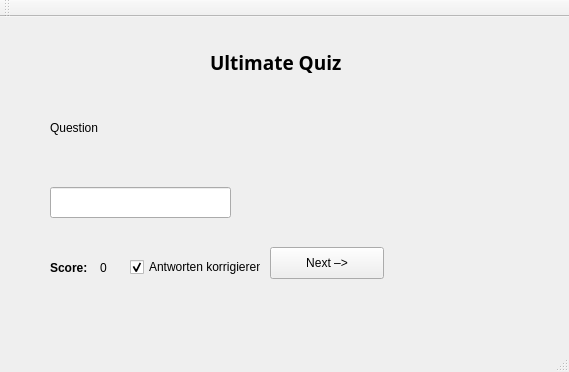
This is mainwindow.ui in xnumad/new-quiz as Qt 5 draws it before an edit. The edited form follows.
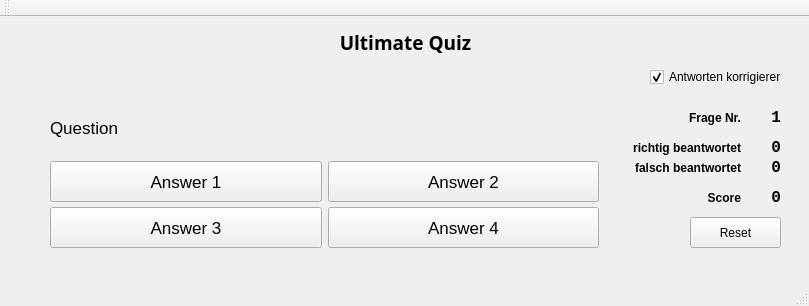
This is the edited form.

Diff of the .ui file:
```diff
--- a/mainwindow.ui
+++ b/mainwindow.ui
@@ -6,8 +6,8 @@
    <rect>
     <x>0</x>
     <y>0</y>
-    <width>569</width>
-    <height>372</height>
+    <width>809</width>
+    <height>306</height>
    </rect>
   </property>
   <property name="windowTitle">
@@ -17,9 +17,9 @@
    <widget class="QLabel" name="lbl_score">
     <property name="geometry">
      <rect>
-      <x>50</x>
-      <y>240</y>
-      <width>51</width>
+      <x>630</x>
+      <y>170</y>
+      <width>111</width>
       <height>21</height>
      </rect>
     </property>
@@ -31,64 +31,63 @@
      </font>
     </property>
     <property name="text">
-     <string>Score:</string>
+     <string>Score</string>
     </property>
-   </widget>
-   <widget class="QPushButton" name="btn_next">
-    <property name="geometry">
-     <rect>
-      <x>270</x>
-      <y>230</y>
-      <width>114</width>
-      <height>32</height>
-     </rect>
+    <property name="alignment">
+     <set>Qt::AlignRight|Qt::AlignTrailing|Qt::AlignVCenter</set>
     </property>
-    <property name="text">
-     <string>Next –&gt;</string>
-    </property>
    </widget>
    <widget class="QLabel" name="lbl_question">
     <property name="geometry">
      <rect>
       <x>50</x>
-      <y>70</y>
-      <width>411</width>
-      <height>81</height>
+      <y>50</y>
+      <width>551</width>
+      <height>71</height>
      </rect>
     </property>
+    <property name="font">
+     <font>
+      <pointsize>13</pointsize>
+     </font>
+    </property>
     <property name="text">
      <string>Question</string>
     </property>
+    <property name="alignment">
+     <set>Qt::AlignBottom|Qt::AlignJustify</set>
+    </property>
    </widget>
-   <widget class="QLineEdit" name="txt_eingabe">
+   <widget class="QLabel" name="lblScoreValue">
     <property name="geometry">
      <rect>
-      <x>50</x>
+      <x>740</x>
       <y>170</y>
-      <width>181</width>
-      <height>31</height>
-     </rect>
-    </property>
-   </widget>
-   <widget class="QLabel" name="lbl_score_value">
-    <property name="geometry">
-     <rect>
-      <x>100</x>
-      <y>240</y>
-      <width>61</width>
+      <width>41</width>
       <height>21</height>
      </rect>
     </property>
+    <property name="font">
+     <font>
+      <family>Consolas</family>
+      <pointsize>12</pointsize>
+      <weight>75</weight>
+      <bold>true</bold>
+     </font>
+    </property>
     <property name="text">
      <string>0</string>
     </property>
+    <property name="alignment">
+     <set>Qt::AlignRight|Qt::AlignTrailing|Qt::AlignVCenter</set>
+    </property>
    </widget>
    <widget class="QLabel" name="lbl_title">
     <property name="geometry">
      <rect>
-      <x>210</x>
-      <y>30</y>
-      <width>161</width>
+      <x>20</x>
+      <y>10</y>
+      <width>771</width>
       <height>31</height>
      </rect>
     </property>
@@ -103,12 +102,15 @@
     <property name="text">
      <string>Ultimate Quiz</string>
     </property>
+    <property name="alignment">
+     <set>Qt::AlignCenter</set>
+    </property>
    </widget>
    <widget class="QCheckBox" name="chk_correctAnswers">
     <property name="geometry">
      <rect>
-      <x>130</x>
-      <y>240</y>
+      <x>650</x>
+      <y>50</y>
       <width>131</width>
       <height>20</height>
      </rect>
@@ -120,6 +122,235 @@
      <bool>true</bool>
     </property>
    </widget>
+   <widget class="QPushButton" name="btnReset">
+    <property name="geometry">
+     <rect>
+      <x>690</x>
+      <y>200</y>
+      <width>91</width>
+      <height>31</height>
+     </rect>
+    </property>
+    <property name="text">
+     <string>Reset</string>
+    </property>
+   </widget>
+   <widget class="QPushButton" name="btnAnswer1">
+    <property name="geometry">
+     <rect>
+      <x>50</x>
+      <y>144</y>
+      <width>272</width>
+      <height>41</height>
+     </rect>
+    </property>
+    <property name="font">
+     <font>
+      <pointsize>13</pointsize>
+     </font>
+    </property>
+    <property name="text">
+     <string>Answer 1</string>
+    </property>
+   </widget>
+   <widget class="QPushButton" name="btnAnswer4">
+    <property name="geometry">
+     <rect>
+      <x>328</x>
+      <y>190</y>
+      <width>271</width>
+      <height>41</height>
+     </rect>
+    </property>
+    <property name="font">
+     <font>
+      <pointsize>13</pointsize>
+     </font>
+    </property>
+    <property name="text">
+     <string>Answer 4</string>
+    </property>
+   </widget>
+   <widget class="QPushButton" name="btnAnswer2">
+    <property name="geometry">
+     <rect>
+      <x>328</x>
+      <y>144</y>
+      <width>271</width>
+      <height>41</height>
+     </rect>
+    </property>
+    <property name="font">
+     <font>
+      <pointsize>13</pointsize>
+     </font>
+    </property>
+    <property name="text">
+     <string>Answer 2</string>
+    </property>
+    <property name="flat">
+     <bool>false</bool>
+    </property>
+   </widget>
+   <widget class="QPushButton" name="btnAnswer3">
+    <property name="geometry">
+     <rect>
+      <x>50</x>
+      <y>190</y>
+      <width>272</width>
+      <height>41</height>
+     </rect>
+    </property>
+    <property name="font">
+     <font>
+      <pointsize>13</pointsize>
+     </font>
+    </property>
+    <property name="text">
+     <string>Answer 3</string>
+    </property>
+   </widget>
+   <widget class="QLabel" name="lblAnsweredWrong">
+    <property name="geometry">
+     <rect>
+      <x>630</x>
+      <y>140</y>
+      <width>111</width>
+      <height>21</height>
+     </rect>
+    </property>
+    <property name="font">
+     <font>
+      <weight>75</weight>
+      <bold>true</bold>
+      <underline>false</underline>
+     </font>
+    </property>
+    <property name="text">
+     <string>falsch beantwortet</string>
+    </property>
+    <property name="alignment">
+     <set>Qt::AlignRight|Qt::AlignTrailing|Qt::AlignVCenter</set>
+    </property>
+   </widget>
+   <widget class="QLabel" name="lblAnsweredCorrectly">
+    <property name="geometry">
+     <rect>
+      <x>630</x>
+      <y>120</y>
+      <width>111</width>
+      <height>21</height>
+     </rect>
+    </property>
+    <property name="font">
+     <font>
+      <weight>75</weight>
+      <bold>true</bold>
+      <underline>false</underline>
+     </font>
+    </property>
+    <property name="text">
+     <string>richtig beantwortet</string>
+    </property>
+    <property name="alignment">
+     <set>Qt::AlignRight|Qt::AlignTrailing|Qt::AlignVCenter</set>
+    </property>
+   </widget>
+   <widget class="QLabel" name="lblAnsweredWrongValue">
+    <property name="geometry">
+     <rect>
+      <x>740</x>
+      <y>140</y>
+      <width>41</width>
+      <height>21</height>
+     </rect>
+    </property>
+    <property name="font">
+     <font>
+      <family>Consolas</family>
+      <pointsize>12</pointsize>
+      <weight>75</weight>
+      <bold>true</bold>
+     </font>
+    </property>
+    <property name="text">
+     <string>0</string>
+    </property>
+    <property name="alignment">
+     <set>Qt::AlignRight|Qt::AlignTrailing|Qt::AlignVCenter</set>
+    </property>
+   </widget>
+   <widget class="QLabel" name="lblAnsweredCorrectlyValue">
+    <property name="geometry">
+     <rect>
+      <x>740</x>
+      <y>120</y>
+      <width>41</width>
+      <height>21</height>
+     </rect>
+    </property>
+    <property name="font">
+     <font>
+      <family>Consolas</family>
+      <pointsize>12</pointsize>
+      <weight>75</weight>
+      <bold>true</bold>
+     </font>
+    </property>
+    <property name="text">
+     <string>0</string>
+    </property>
+    <property name="alignment">
+     <set>Qt::AlignRight|Qt::AlignTrailing|Qt::AlignVCenter</set>
+    </property>
+   </widget>
+   <widget class="QLabel" name="lblQuestionCounter">
+    <property name="geometry">
+     <rect>
+      <x>630</x>
+      <y>90</y>
+      <width>111</width>
+      <height>21</height>
+     </rect>
+    </property>
+    <property name="font">
+     <font>
+      <weight>75</weight>
+      <bold>true</bold>
+      <underline>false</underline>
+     </font>
+    </property>
+    <property name="text">
+     <string>Frage Nr.</string>
+    </property>
+    <property name="alignment">
+     <set>Qt::AlignRight|Qt::AlignTrailing|Qt::AlignVCenter</set>
+    </property>
+   </widget>
+   <widget class="QLabel" name="lblQuestionCounterValue">
+    <property name="geometry">
+     <rect>
+      <x>740</x>
+      <y>90</y>
+      <width>41</width>
+      <height>21</height>
+     </rect>
+    </property>
+    <property name="font">
+     <font>
+      <family>Consolas</family>
+      <pointsize>12</pointsize>
+      <weight>75</weight>
+      <bold>true</bold>
+     </font>
+    </property>
+    <property name="text">
+     <string>1</string>
+    </property>
+    <property name="alignment">
+     <set>Qt::AlignRight|Qt::AlignTrailing|Qt::AlignVCenter</set>
+    </property>
+   </widget>
   </widget>
   <widget class="QMenuBar" name="menuBar">
    <property name="geometry">
```
Left out of the diff: 29 changed lines with no effect on the pictures.
